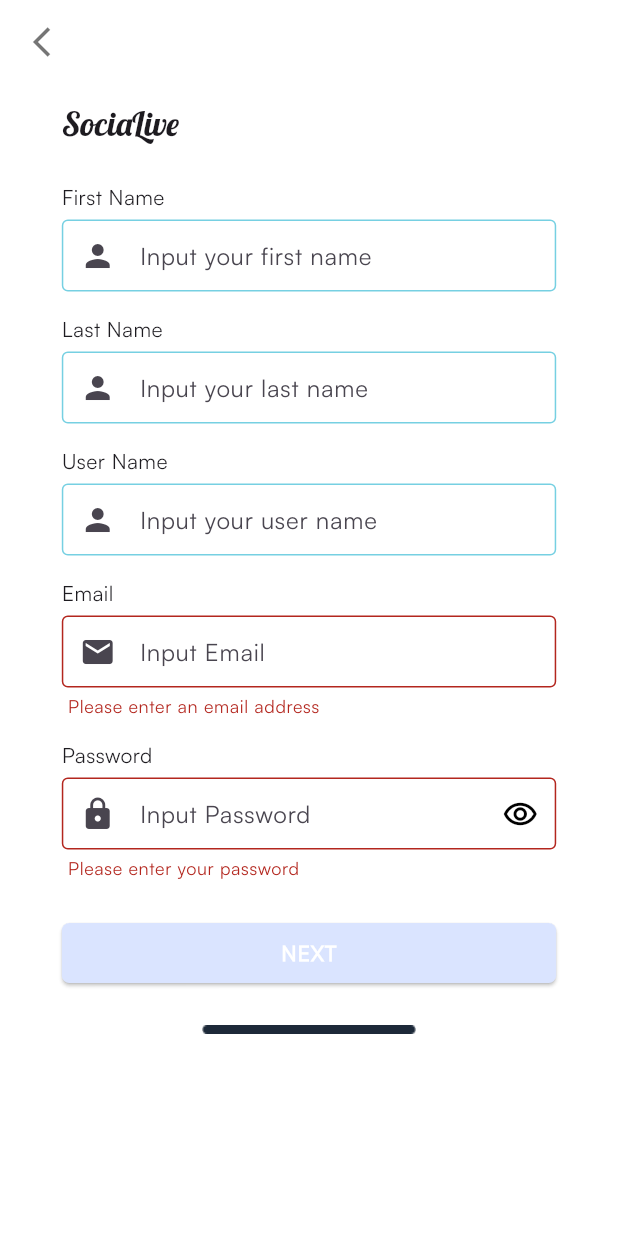
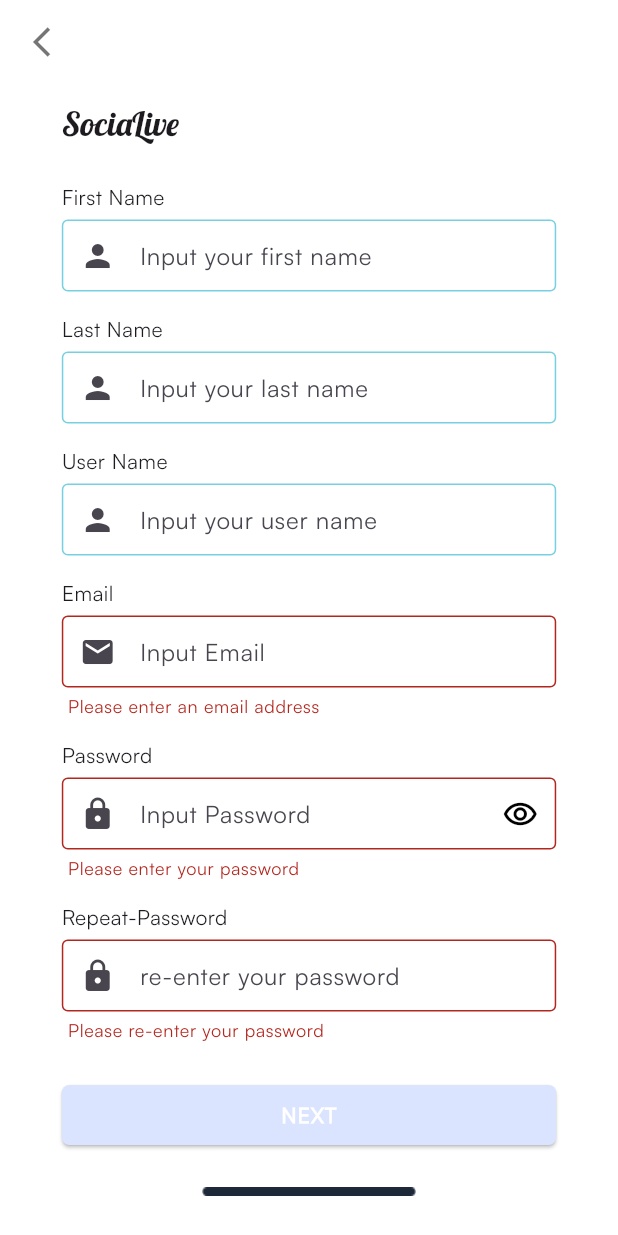
Before and after one commit to mohammadrezaulalam/share-flare, a Flutter app: the RegistrationScreen screen opened directly, after a tap on "NEXT", on a phone screen of 412 x 824 dp. Run offline on Flutter 3.47's test engine with Material 3 defaults, Android fonts, the phone set to English and light mode, and no system bars; our stand-ins replace firebase_core, get, iconsax; accounts and stored records are empty.

Commit message:
SFSMA-1 User Registration-reTypePassword

```diff
--- a/lib/presentation/ui/screens/auth/registration_screen.dart
+++ b/lib/presentation/ui/screens/auth/registration_screen.dart
@@ -15,20 +15,26 @@ class RegistrationScreen extends StatefulWidget {
 
 class _RegistrationScreenState extends State<RegistrationScreen> {
   bool isShowPassword = false;
+  bool isShowRepeatPassword = false;
   final TextEditingController emailTE = TextEditingController();
   final TextEditingController passwordTE = TextEditingController();
+  final TextEditingController rePasswordTE = TextEditingController();
   final TextEditingController firstNameTE = TextEditingController();
   final TextEditingController lastNameTE = TextEditingController();
   final TextEditingController userNameTE = TextEditingController();
   final GlobalKey<FormState> _formKey = GlobalKey<FormState>();
+  bool _passwordsMatch = false;
   String? emailCheck;
   String? passwordCheck;
+  String? reEnterpasswordCheck;
   String? firstNameCheck;
   String? lastNameCheck;
   String? userNameCheck;
+
   bool isButtonEnable() {
     bool check = (emailCheck?.isNotEmpty ?? false) &&
         (passwordCheck?.isNotEmpty ?? false) &&
+        (reEnterpasswordCheck?.isNotEmpty ?? false) &&
         (firstNameCheck?.isNotEmpty ?? false) &&
         (lastNameCheck?.isNotEmpty ?? false) &&
         (userNameCheck?.isNotEmpty ?? false);
@@ -161,8 +167,10 @@ class _RegistrationScreenState extends State<RegistrationScreen> {
                 const SizedBox(
                   height: 15,
                 ),
-                const Text('Password',
-                    style: TextStyle(fontWeight: FontWeight.w500)),
+                const Text(
+                  'Password',
+                  style: TextStyle(fontWeight: FontWeight.w500),
+                ),
                 const SizedBox(
                   height: 5,
                 ),
@@ -198,6 +206,50 @@ class _RegistrationScreenState extends State<RegistrationScreen> {
                       return 'Please enter your password';
                     } else if (value.length < 6) {
                       return 'Password must be at least 6 characters';
+                    }
+                    return null;
+                  },
+                ),
+
+                //re-enter password
+                const SizedBox(
+                  height: 15,
+                ),
+                const Text(
+                  'Repeat-Password',
+                  style: TextStyle(fontWeight: FontWeight.w500),
+                ),
+
+                const SizedBox(
+                  height: 5,
+                ),
+                TextFormField(
+                  controller: rePasswordTE,
+                  onChanged: (value) {
+                    reEnterpasswordCheck = value;
+                    if (passwordTE.text == value) {
+                      _passwordsMatch = true;
+                    }
+                    if (passwordTE.text != value) {
+                      _passwordsMatch = false;
+                    }
+                    setState(() {});
+                  },
+                  obscureText: true,
+                  decoration: InputDecoration(
+                    hintText: 're-enter your password',
+                    prefixIcon: const Icon(Icons.lock),
+                    suffixIcon: reEnterpasswordCheck?.isNotEmpty ?? false
+                        ? _passwordsMatch
+                            ? Icon(Icons.check, color: Colors.green)
+                            : Icon(Icons.close, color: Colors.red)
+                        : null,
+                  ),
+                  validator: (value) {
+                    if (value == null || value.isEmpty) {
+                      return 'Please re-enter your password';
+                    } else if (value != passwordTE.text) {
+                      return 'Passwords do not match';
                     }
                     return null;
                   },
```
Lines whose indentation alone changed are shown as unchanged.
